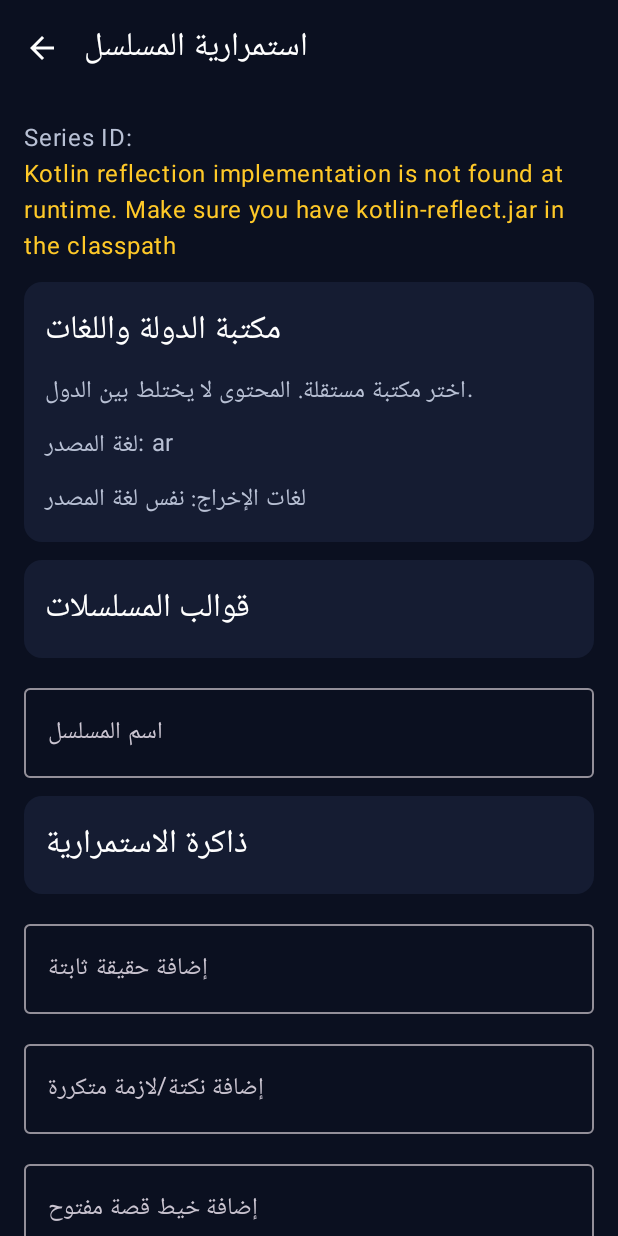
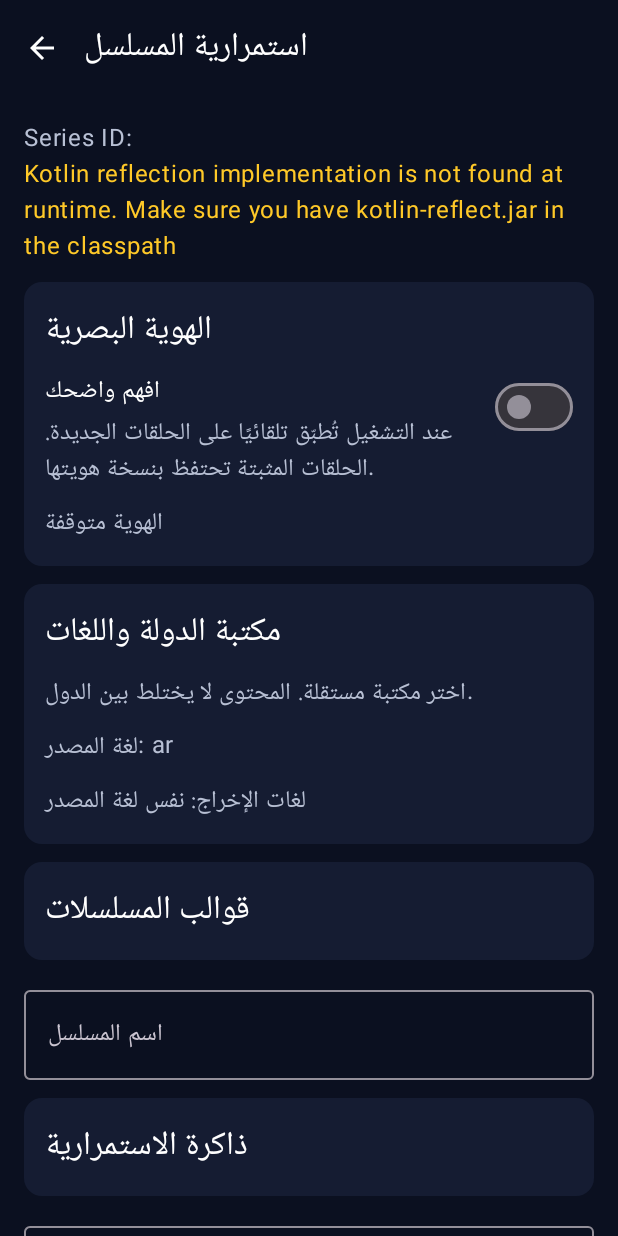
Before and after one commit to 1AhmadEgy/AI-Content-Factory, an Android app built with Jetpack Compose: the composable SeriesControlScreen called with empty values, on a phone screen of 412 x 824 dp. Run offline under Robolectric (Android 15) with nearby library versions, the light colour scheme and no system bars.

Commit message:
feat: add persistent series branding toggle to control center

```diff
--- a/app/src/main/java/com/example/feature/SeriesControlScreen.kt
+++ b/app/src/main/java/com/example/feature/SeriesControlScreen.kt
@@ -22,6 +22,7 @@
 import androidx.compose.material3.OutlinedButton
 import androidx.compose.material3.OutlinedTextField
 import androidx.compose.material3.Scaffold
+import androidx.compose.material3.Switch
 import androidx.compose.material3.Text
 import androidx.compose.material3.TopAppBar
 import androidx.compose.material3.TopAppBarDefaults
@@ -63,6 +64,7 @@
     var factText by remember { mutableStateOf("") }
     var gagText by remember { mutableStateOf("") }
     var threadText by remember { mutableStateOf("") }
+    var brandingEnabled by remember { mutableStateOf(false) }
     var snapshots by remember { mutableStateOf<List<Map<String, Any?>>>(emptyList()) }
     var message by remember { mutableStateOf<String?>(null) }
 
@@ -80,6 +82,7 @@
                 selectedCountry = current?.countryId ?: "egypt"
                 sourceLanguage = current?.sourceLanguage ?: "ar"
                 targetLanguages = current?.targetLanguages ?: emptyList()
+                brandingEnabled = (current?.branding?.get("enabled") as? Boolean) == true
                 languages = runCatching { api.getCountryLanguages(selectedCountry).data }.getOrDefault(emptyList())
                 message = null
             } catch (t: Throwable) {
@@ -118,6 +121,7 @@
                     ApplySeriesTemplateRequest(templateId, title.ifBlank { null }, selectedCountry, sourceLanguage, targetLanguages, context?.dialect)
                 ).data
                 selectedTemplate = templateId
+                brandingEnabled = (context?.branding?.get("enabled") as? Boolean) == true
                 message = "تم تطبيق القالب مع الحفاظ على البيانات الموجودة"
             } catch (t: Throwable) {
                 message = t.message ?: "فشل تطبيق القالب"
@@ -135,6 +139,14 @@
                 if (gagText.isNotBlank()) gags += mapOf("text" to gagText.trim(), "source" to "android")
                 val threads = current.openThreads.toMutableList()
                 if (threadText.isNotBlank()) threads += mapOf("text" to threadText.trim(), "source" to "android", "status" to "open")
+                val previousBranding = current.branding
+                val branding = previousBranding.toMutableMap().apply {
+                    put("enabled", brandingEnabled)
+                    put("applyToNewEpisodes", true)
+                    put("brand", get("brand") ?: "afham-wadhak")
+                    put("watermarkOpacity", get("watermarkOpacity") ?: 0.82)
+                    put("version", ((get("version") as? Number)?.toInt() ?: 1) + if (brandingEnabled != ((previousBranding["enabled"] as? Boolean) == true)) 1 else 0)
+                }
                 val updated = NetworkClient.apiService.patchSeriesContext(projectId, com.example.data.remote.SeriesContextPatchRequest(mapOf(
                     "title" to title.ifBlank { current.title },
                     "countryId" to selectedCountry,
@@ -154,10 +166,11 @@
                     "importantProps" to current.importantProps,
                     "timeline" to current.timeline,
                     "rules" to current.rules,
+                    "branding" to branding,
                 ))).data
                 context = updated
                 factText = ""; gagText = ""; threadText = ""
-                message = "تم حفظ الإعدادات والذاكرة دون حذف السجل السابق"
+                message = if (brandingEnabled) "تم تشغيل الهوية؛ ستُطبّق تلقائيًا على الحلقات الجديدة" else "تم إيقاف الهوية للحلقات الجديدة"
             } catch (t: Throwable) {
                 message = t.message ?: "فشل حفظ الاستمرارية"
             }
@@ -174,6 +187,22 @@
                 Text("Series ID: $projectId", color = TextMuted)
                 context?.let { Text("الحلقة التالية: ${it.nextEpisodeNumber} · ${it.genre}", style = MaterialTheme.typography.titleMedium, color = PrimaryCyan) }
                 message?.let { Text(it, color = PrimaryCyan) }
+            }
+
+            item {
+                Card(colors = CardDefaults.cardColors(containerColor = SurfaceBlue), modifier = Modifier.fillMaxWidth()) {
+                    Column(Modifier.padding(14.dp), verticalArrangement = Arrangement.spacedBy(8.dp)) {
+                        Text("الهوية البصرية", style = MaterialTheme.typography.titleLarge, color = TextLight)
+                        Row(Modifier.fillMaxWidth(), horizontalArrangement = Arrangement.SpaceBetween) {
+                            Column(Modifier.weight(1f)) {
+                                Text("افهم واضحك", color = TextLight)
+                                Text("عند التشغيل تُطبّق تلقائيًا على الحلقات الجديدة. الحلقات المثبتة تحتفظ بنسخة هويتها.", color = TextMuted)
+                            }
+                            Switch(checked = brandingEnabled, onCheckedChange = { brandingEnabled = it })
+                        }
+                        Text(if (brandingEnabled) "✓ الهوية مفعّلة" else "الهوية متوقفة", color = if (brandingEnabled) PrimaryCyan else TextMuted)
+                    }
+                }
             }
 
             item {
@@ -236,7 +265,7 @@
             item { Row(Modifier.fillMaxWidth(), horizontalArrangement = Arrangement.spacedBy(8.dp)) { Button(onClick = { saveContext() }, Modifier.weight(1f)) { Text("حفظ") }; OutlinedButton(onClick = { refresh() }, Modifier.weight(1f)) { Text("تحديث") } } }
             item { Text("السجل التاريخي (${snapshots.size})", style = MaterialTheme.typography.titleLarge, color = PrimaryCyan) }
             items(snapshots.take(50)) { snapshot ->
-                Card(colors = CardDefaults.cardColors(containerColor = SurfaceBlue), modifier = Modifier.fillMaxWidth()) { Column(Modifier.padding(12.dp)) { Text("الحلقة ${snapshot["episodeNumber"] ?: "?"}", color = TextLight); Text("Episode ID: ${snapshot["episodeId"] ?: "?"}", color = TextMuted); Text("تم تثبيت نسخ الشخصيات والمواقع لهذه الحلقة", color = TextMuted) } }
+                Card(colors = CardDefaults.cardColors(containerColor = SurfaceBlue), modifier = Modifier.fillMaxWidth()) { Column(Modifier.padding(12.dp)) { Text("الحلقة ${snapshot["episodeNumber"] ?: "?"}", color = TextLight); Text("Episode ID: ${snapshot["episodeId"] ?: "?"}", color = TextMuted); Text("تم تثبيت نسخ الشخصيات والمواقع والهوية لهذه الحلقة", color = TextMuted) } }
             }
         }
     }
```
